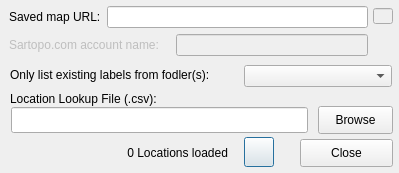
Before: the Qt Designer form options_dialog.ui in ncssar/sartopo_address, drawn with Qt 5.
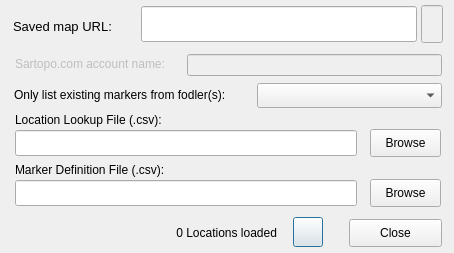
After: the same form once the commit is applied. Icons and pictures are not drawn. Custom widgets are drawn as their Qt base class.

Commit message:
fix #33, fix #34; several GUI and behavior imrpovements
- fix #33, fix #34: improve combo box population and selection behavior especially when changing maps
- improve comment and timestamp behavior options when moving existing marker
- allow selectable marker file location, and remember in .rc file
- STSFeatureComboBox: add getItems and getTexts; add header handling

Diff of the .ui file:
```diff
--- a/options_dialog.ui
+++ b/options_dialog.ui
@@ -6,8 +6,8 @@
    <rect>
     <x>0</x>
     <y>0</y>
-    <width>399</width>
-    <height>173</height>
+    <width>454</width>
+    <height>253</height>
    </rect>
   </property>
   <property name="windowTitle">
@@ -16,12 +16,17 @@
   <widget class="QLabel" name="locationCountLabel">
    <property name="geometry">
     <rect>
-     <x>47</x>
-     <y>143</y>
+     <x>96</x>
+     <y>223</y>
      <width>181</width>
      <height>20</height>
     </rect>
    </property>
+   <property name="font">
+    <font>
+     <family>Segoe UI</family>
+    </font>
+   </property>
    <property name="text">
     <string>0 Locations loaded</string>
    </property>
@@ -32,8 +37,8 @@
   <widget class="QPushButton" name="reloadButton">
    <property name="geometry">
     <rect>
-     <x>244</x>
-     <y>137</y>
+     <x>293</x>
+     <y>217</y>
      <width>30</width>
      <height>30</height>
     </rect>
@@ -55,22 +60,32 @@
   <widget class="QLineEdit" name="locationFileField">
    <property name="geometry">
     <rect>
-     <x>11</x>
-     <y>107</y>
-     <width>297</width>
+     <x>15</x>
+     <y>130</y>
+     <width>342</width>
      <height>26</height>
     </rect>
    </property>
+   <property name="font">
+    <font>
+     <family>Segoe UI</family>
+    </font>
+   </property>
   </widget>
   <widget class="QLabel" name="label">
    <property name="geometry">
     <rect>
-     <x>10</x>
-     <y>91</y>
-     <width>160</width>
-     <height>16</height>
+     <x>15</x>
+     <y>110</y>
+     <width>161</width>
+     <height>20</height>
     </rect>
    </property>
+   <property name="font">
+    <font>
+     <family>Segoe UI</family>
+    </font>
+   </property>
    <property name="text">
     <string>Location Lookup File (.csv):</string>
    </property>
@@ -78,12 +93,18 @@
   <widget class="QPushButton" name="browseButton">
    <property name="geometry">
     <rect>
-     <x>318</x>
-     <y>106</y>
-     <width>75</width>
+     <x>370</x>
+     <y>129</y>
+     <width>71</width>
      <height>28</height>
     </rect>
    </property>
+   <property name="font">
+    <font>
+     <family>Segoe UI</family>
+     <pointsize>9</pointsize>
+    </font>
+   </property>
    <property name="text">
     <string>Browse</string>
    </property>
@@ -91,12 +112,18 @@
   <widget class="QPushButton" name="closeButton">
    <property name="geometry">
     <rect>
-     <x>300</x>
-     <y>139</y>
+     <x>349</x>
+     <y>219</y>
      <width>93</width>
      <height>28</height>
     </rect>
    </property>
+   <property name="font">
+    <font>
+     <family>Segoe UI</family>
+     <pointsize>9</pointsize>
+    </font>
+   </property>
    <property name="text">
     <string>Close</string>
    </property>
@@ -104,35 +131,51 @@
   <widget class="STSFeatureComboBox" name="folderComboBox">
    <property name="geometry">
     <rect>
-     <x>244</x>
-     <y>65</y>
-     <width>148</width>
-     <height>22</height>
+     <x>257</x>
+     <y>83</y>
+     <width>185</width>
+     <height>25</height>
     </rect>
    </property>
+   <property name="font">
+    <font>
+     <family>Segoe UI</family>
+    </font>
+   </property>
   </widget>
   <widget class="QLabel" name="label_2">
    <property name="geometry">
     <rect>
-     <x>10</x>
-     <y>65</y>
-     <width>233</width>
+     <x>14</x>
+     <y>85</y>
+     <width>232</width>
      <height>20</height>
     </rect>
    </property>
+   <property name="font">
+    <font>
+     <family>Segoe UI</family>
+    </font>
+   </property>
    <property name="text">
-    <string>Only list existing labels from fodler(s):</string>
+    <string>Only list existing markers from fodler(s):</string>
    </property>
   </widget>
   <widget class="QLabel" name="label_3">
    <property name="geometry">
     <rect>
-     <x>9</x>
-     <y>7</y>
-     <width>95</width>
+     <x>13</x>
+     <y>16</y>
+     <width>127</width>
      <height>20</height>
     </rect>
    </property>
+   <property name="font">
+    <font>
+     <family>Segoe UI</family>
+     <pointsize>10</pointsize>
+    </font>
+   </property>
    <property name="text">
     <string>Saved map URL:</string>
    </property>
@@ -140,12 +183,18 @@
   <widget class="QLineEdit" name="urlField">
    <property name="geometry">
     <rect>
-     <x>107</x>
+     <x>141</x>
      <y>6</y>
-     <width>261</width>
-     <height>22</height>
+     <width>276</width>
+     <height>36</height>
     </rect>
    </property>
+   <property name="font">
+    <font>
+     <family>Segoe UI</family>
+     <pointsize>11</pointsize>
+    </font>
+   </property>
   </widget>
   <widget class="QLineEdit" name="linkIndicator">
    <property name="enabled">
@@ -153,10 +202,10 @@
    </property>
    <property name="geometry">
     <rect>
-     <x>373</x>
-     <y>8</y>
-     <width>20</width>
-     <height>16</height>
+     <x>421</x>
+     <y>5</y>
+     <width>22</width>
+     <height>38</height>
     </rect>
    </property>
    <property name="font">
@@ -165,18 +214,23 @@
     </font>
    </property>
   </widget>
-  <widget class="QLabel" name="label_4">
+  <widget class="QLabel" name="accountNameLabel">
    <property name="enabled">
     <bool>false</bool>
    </property>
    <property name="geometry">
     <rect>
-     <x>9</x>
-     <y>35</y>
-     <width>160</width>
+     <x>15</x>
+     <y>54</y>
+     <width>170</width>
      <height>20</height>
     </rect>
    </property>
+   <property name="font">
+    <font>
+     <family>Segoe UI</family>
+    </font>
+   </property>
    <property name="text">
     <string>Sartopo.com account name:</string>
    </property>
@@ -187,11 +241,68 @@
    </property>
    <property name="geometry">
     <rect>
-     <x>176</x>
-     <y>34</y>
-     <width>192</width>
+     <x>187</x>
+     <y>54</y>
+     <width>255</width>
      <height>22</height>
     </rect>
+   </property>
+   <property name="font">
+    <font>
+     <family>Segoe UI</family>
+    </font>
+   </property>
+  </widget>
+  <widget class="QLineEdit" name="markerFileField">
+   <property name="geometry">
+    <rect>
+     <x>15</x>
+     <y>180</y>
+     <width>342</width>
+     <height>26</height>
+    </rect>
+   </property>
+   <property name="font">
+    <font>
+     <family>Segoe UI</family>
+    </font>
+   </property>
+  </widget>
+  <widget class="QPushButton" name="browseForMarkerFileButton">
+   <property name="geometry">
+    <rect>
+     <x>370</x>
+     <y>179</y>
+     <width>71</width>
+     <height>28</height>
+    </rect>
+   </property>
+   <property name="font">
+    <font>
+     <family>Segoe UI</family>
+     <pointsize>9</pointsize>
+    </font>
+   </property>
+   <property name="text">
+    <string>Browse</string>
+   </property>
+  </widget>
+  <widget class="QLabel" name="label_4">
+   <property name="geometry">
+    <rect>
+     <x>15</x>
+     <y>160</y>
+     <width>179</width>
+     <height>20</height>
+    </rect>
+   </property>
+   <property name="font">
+    <font>
+     <family>Segoe UI</family>
+    </font>
+   </property>
+   <property name="text">
+    <string>Marker Definition File (.csv):</string>
    </property>
   </widget>
  </widget>
```
Left out of the diff: 143 changed lines with no effect on the pictures. The commit also changes 6 other files.
